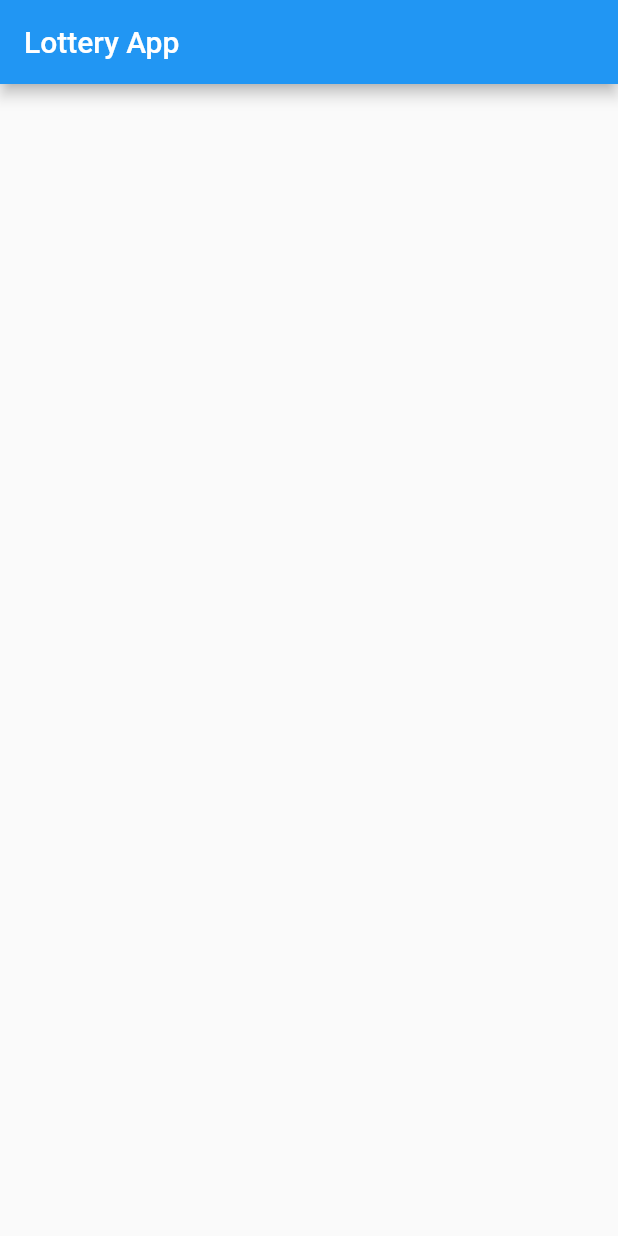
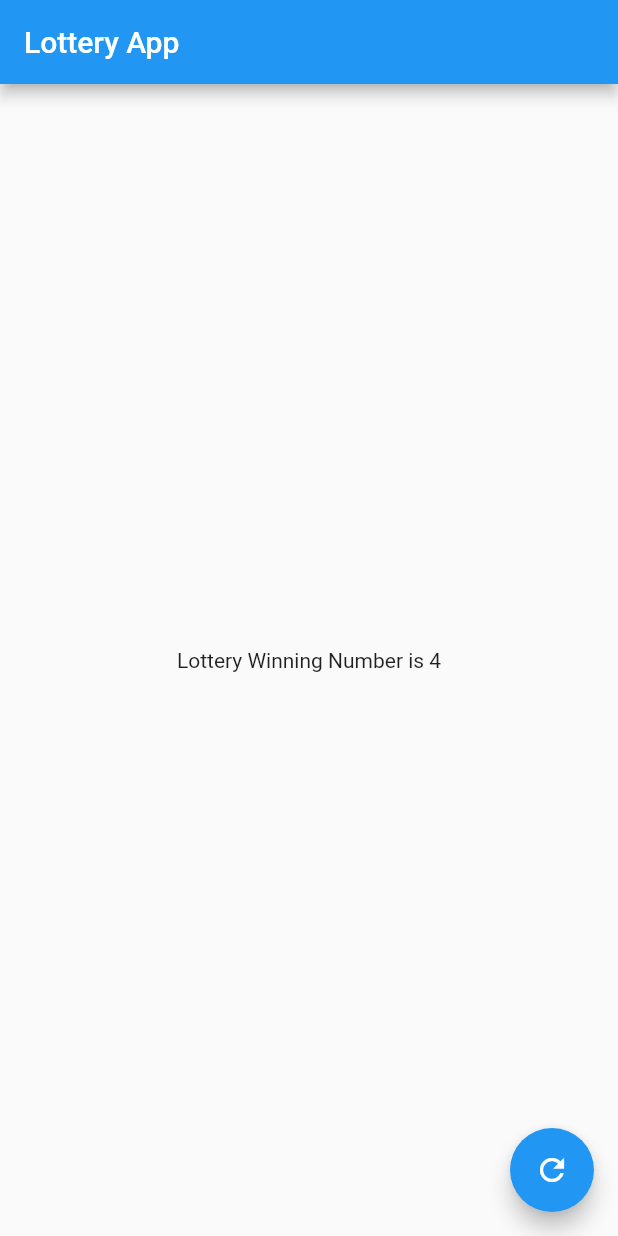
Before and after one commit to atik-sabuj/lottery_app, a Flutter app: the screen it shows after launch, on a phone screen of 412 x 824 dp. Run offline on Flutter 3.47's test engine with Material 2 defaults, Android fonts, the phone set to English and light mode, and no system bars.

Commit message:
Updating Lottery App UI

```diff
--- a/lib/pages/home_page.dart
+++ b/lib/pages/home_page.dart
@@ -9,6 +9,8 @@ class HomePage extends StatefulWidget {
 
 class _HomePageState extends State<HomePage> {
 
+  int x = 4;
+
   @override
   Widget build(BuildContext context) {
     return MaterialApp(
@@ -17,9 +19,18 @@ class _HomePageState extends State<HomePage> {
           title: const Text('Lottery App'),
         ),
         body: Column(
+          mainAxisAlignment: MainAxisAlignment.center,
+          crossAxisAlignment: CrossAxisAlignment.center,
           children: [
+            Center(child: Text('Lottery Winning Number is $x')),
 
           ],
+        ),
+        floatingActionButton: FloatingActionButton(
+          onPressed: (){
+            print('tap');
+          },
+          child: Icon(Icons.refresh),
         ),
       ),
     );
```
